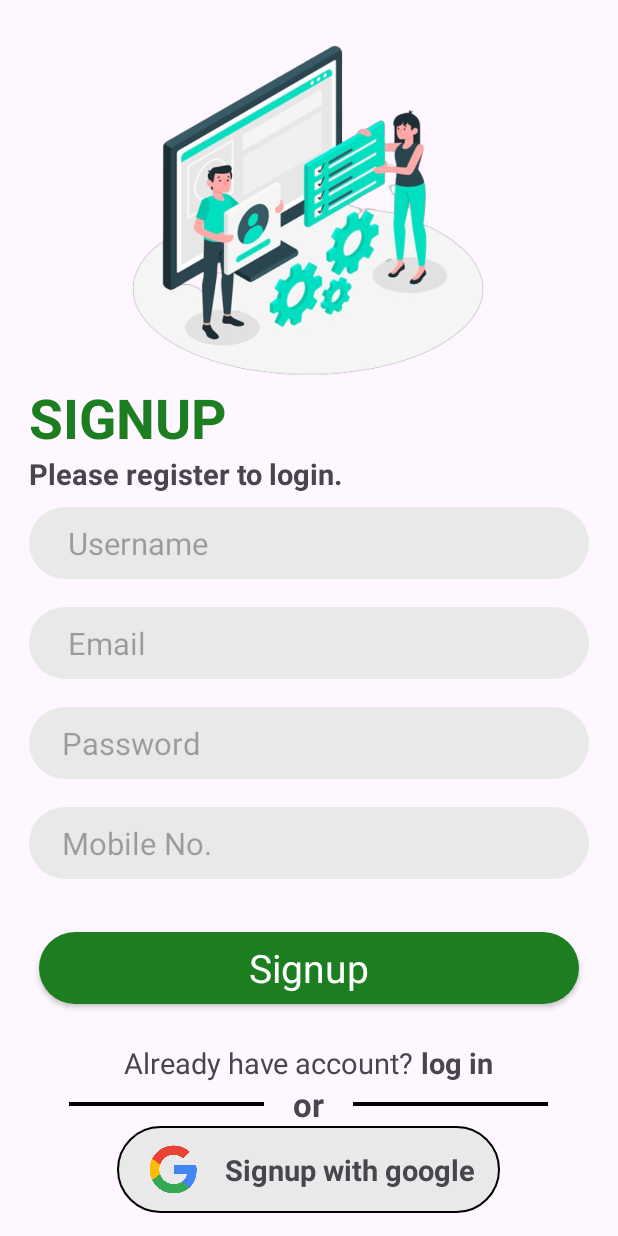
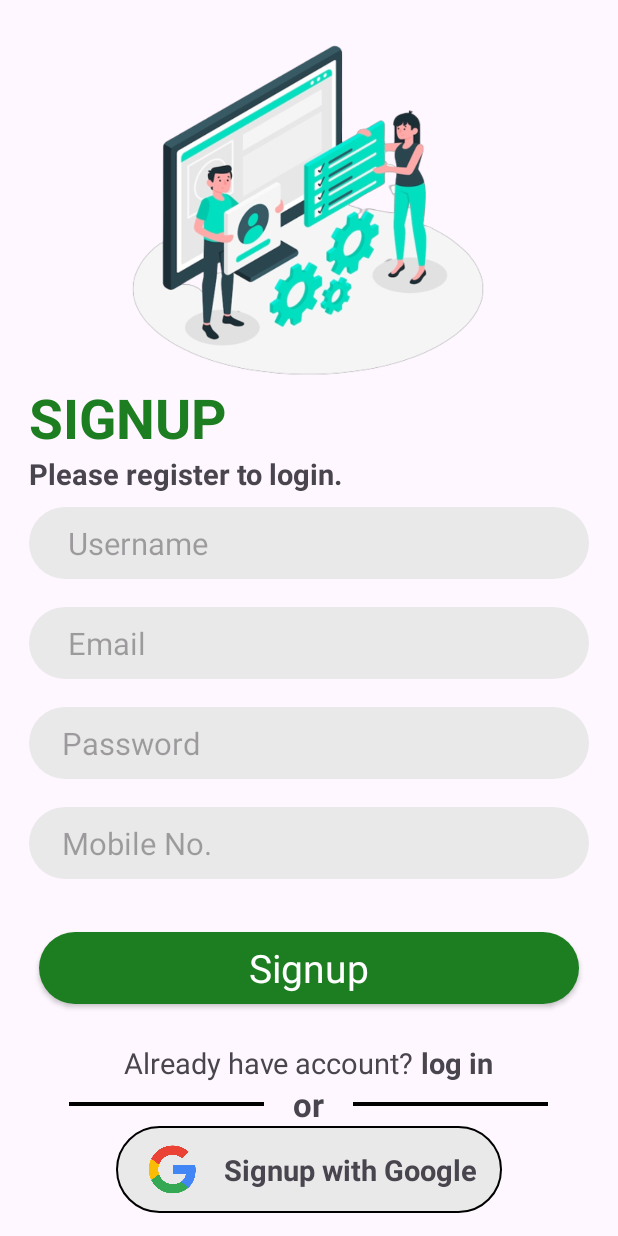
Before and after one commit to Amar0326/Java_Tutorial, an Android app: the SignupActivity screen opened directly, with no data from a screen before it, on a phone screen of 412 x 824 dp. Run offline under Robolectric (Android 15) with nearby library versions, the light colour scheme and no system bars; our stand-ins replace Firebase (no records; nobody signed in at launch, a user with empty details on screens opened directly), sdp/ssp sizes.

```diff
--- a/app/src/main/res/layout/activity_signup.xml
+++ b/app/src/main/res/layout/activity_signup.xml
@@ -179,7 +179,7 @@
                 android:layout_width="wrap_content"
                 android:layout_height="wrap_content"
                 android:layout_marginHorizontal="@dimen/_5sdp"
-                android:text="Signup with google"
+                android:text="Signup with Google"
                 android:textSize="@dimen/_15ssp"
                 android:textStyle="bold">
             </TextView>
```
